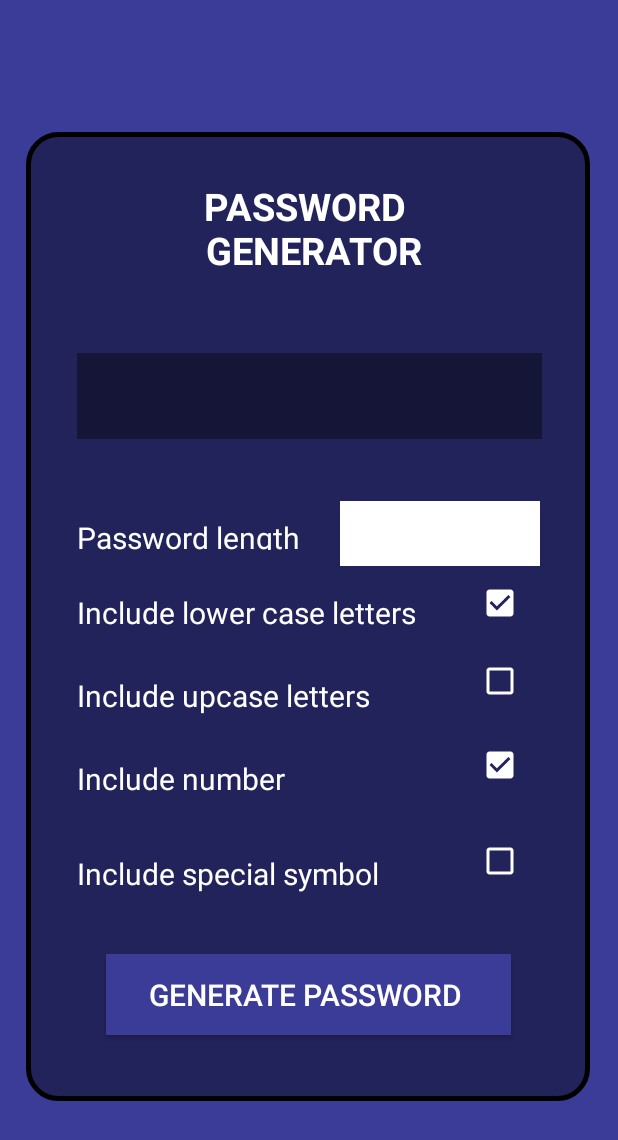
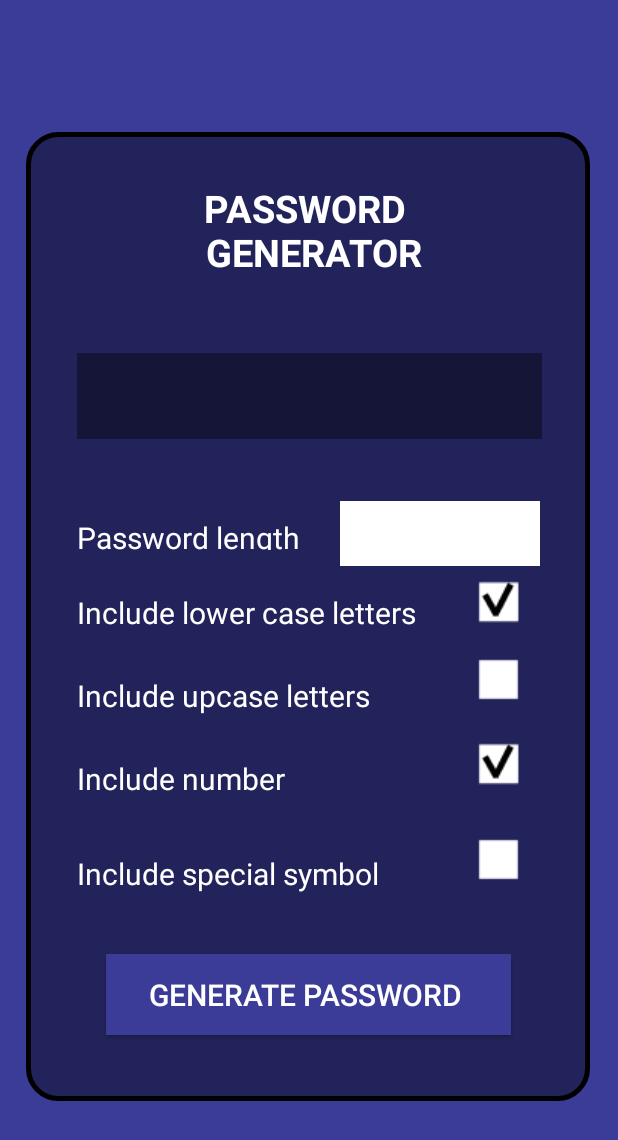
Before and after one commit to huyhaovip2000/Baitap_tuan02, an Android app: the layout layout04.xml on its own in the app's theme, with its tools: preview values and no code run, on a phone screen of 412 x 824 dp. Shown: the top 1140 px of the screen. Run offline under Robolectric (Android 15) with nearby library versions, the phone set to English and light mode, and no system bars.

```diff
--- a/app/src/main/java/com/example/baitap_tuan02/MainActivity.java
+++ b/app/src/main/java/com/example/baitap_tuan02/MainActivity.java
@@ -15,8 +15,8 @@ private TextView tv;
 //        TextView tv=(TextView) findViewById(R.id.textView35);
 //        tv.setPaintFlags(tv.getPaintFlags() | Paint.STRIKE_THRU_TEXT_FLAG);
 
-        // setContentView(R.layout.layout04);
-         setContentView(R.layout.layout01);
+         setContentView(R.layout.layout04);
+        // setContentView(R.layout.layout01);
         //setContentView(R.layout.layout02);
     }
     }
--- /dev/null
+++ b/app/src/main/res/drawable/check_box.xml
@@ -0,0 +1,7 @@
+<?xml version="1.0" encoding="utf-8"?>
+<selector xmlns:android="http://schemas.android.com/apk/res/android">
+    <item android:state_checked="false"
+        android:drawable="@drawable/false_checkbox" />
+    <item android:state_checked="true"
+        android:drawable="@drawable/true_checkbox" />
+</selector>
--- a/app/src/main/res/layout/layout04.xml
+++ b/app/src/main/res/layout/layout04.xml
@@ -25,6 +25,7 @@
         android:layout_marginTop="32dp"
         android:text="PASSWORD \n GENERATOR"
         android:textAlignment="center"
+        android:gravity="center"
         android:textColor="@color/white"
         android:textSize="25dp"
         android:textStyle="bold"
@@ -144,14 +145,14 @@
         android:checked="true"
         android:textColor="@color/black"
         android:textSize="30dp"
-        android:theme="@style/CheckboxStyle"
+        android:button="@drawable/check_box"
         app:layout_constraintBottom_toBottomOf="@+id/textView30"
         app:layout_constraintStart_toEndOf="@+id/textView30"
         app:layout_constraintTop_toTopOf="@+id/textView30"
         app:layout_constraintVertical_bias="1.0" />
 
     <CheckBox
-        android:theme="@style/CheckboxStyle"
+        android:button="@drawable/check_box"
         android:id="@+id/checkBox3"
         android:layout_width="40dp"
         android:layout_height="40dp"
@@ -170,7 +171,7 @@
         android:layout_marginTop="16dp"
         android:checked="true"
         android:textSize="30dp"
-        android:theme="@style/CheckboxStyle"
+        android:button="@drawable/check_box"
         app:layout_constraintEnd_toEndOf="@+id/checkBox3"
         app:layout_constraintHorizontal_bias="0.0"
         app:layout_constraintStart_toStartOf="@+id/checkBox3"
@@ -182,7 +183,7 @@
         android:layout_height="40dp"
         android:layout_marginTop="24dp"
         android:textSize="15dp"
-        android:theme="@style/CheckboxStyle"
+        android:button="@drawable/check_box"
         app:layout_constraintEnd_toEndOf="@+id/checkBox4"
         app:layout_constraintHorizontal_bias="0.0"
         app:layout_constraintStart_toStartOf="@+id/checkBox4"
--- a/app/src/main/res/values/hihi.xml
+++ /dev/null
@@ -1,8 +0,0 @@
-<?xml version="1.0" encoding="utf-8"?>
-<resources>
-    <style name="CheckboxStyle">
-        <item name="colorAccent"> @color/white</item>  // for checked
-        <item name="android:textColorSecondary">@color/white</item>  // for unchecked
-
-    </style>
-</resources>
```
Also changed, not shown: app/src/main/res/drawable/false_checkbox.PNG (added), app/src/main/res/drawable/true_checkbox.PNG (added).
